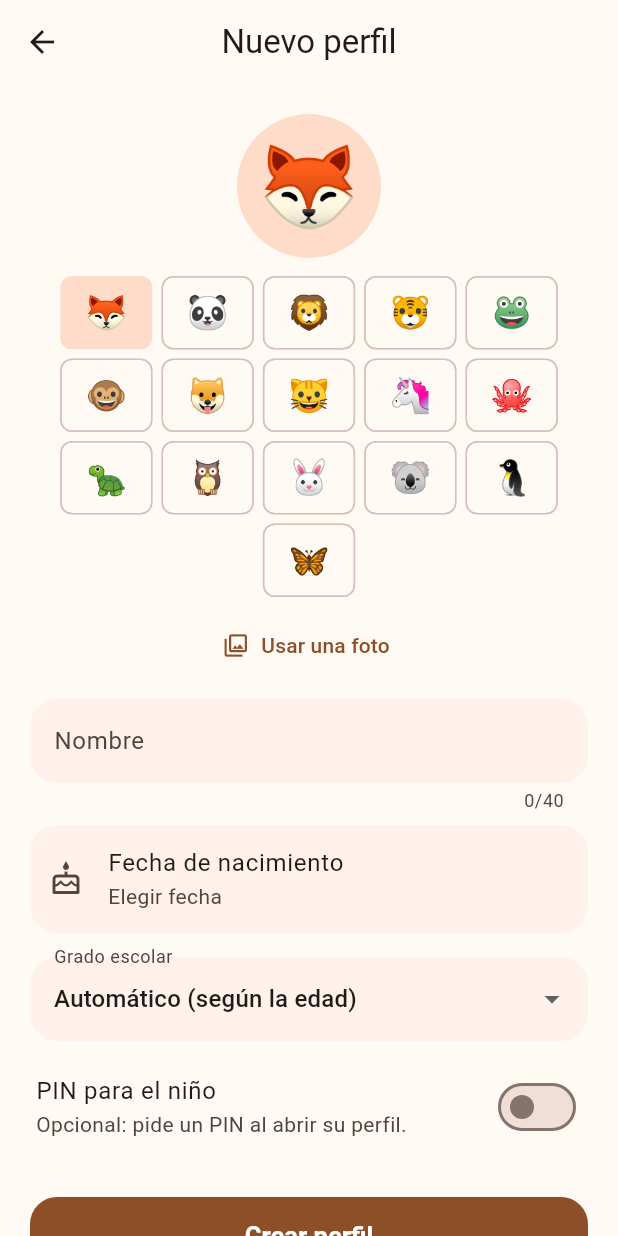
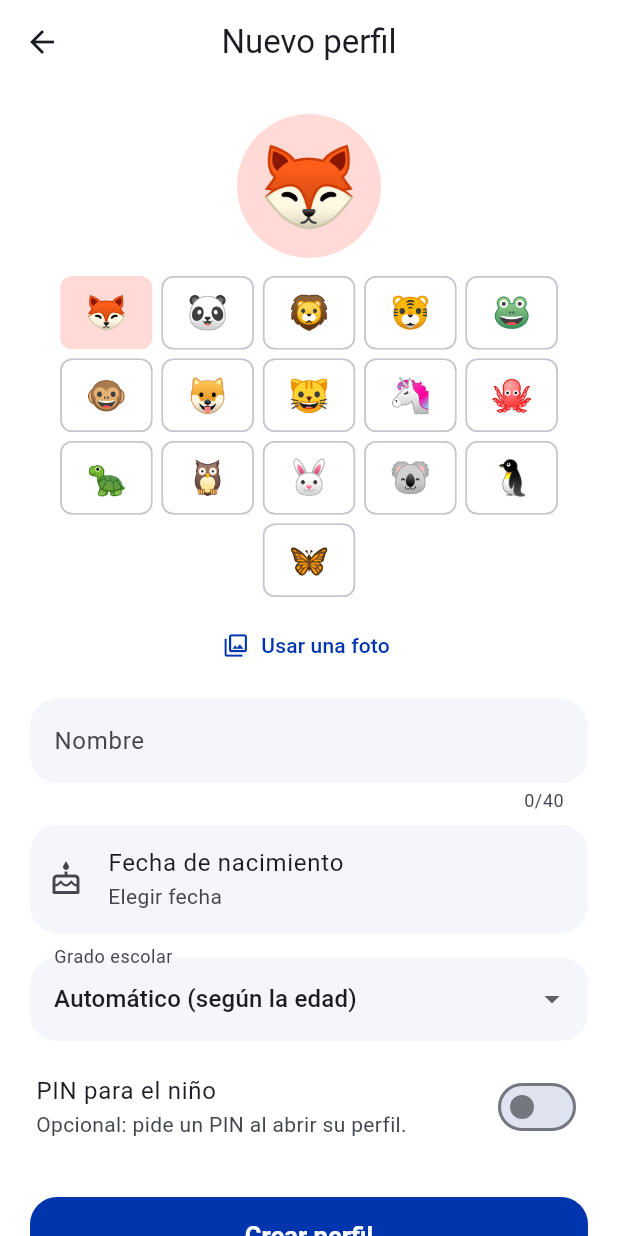
Before and after one commit to atomwhyred/inocencia, a Flutter app: the AdminPage screen opened by its route, after a tap on "Nuevo perfil", on a phone screen of 412 x 824 dp. Run offline on Flutter 3.47's test engine with Material 3 defaults, Android fonts, the phone set to English and light mode, and no system bars; our stand-ins replace drift, equatable, flutter_local_notifications, flutter_riverpod, go_router, image_picker and 1 more; missing offline and left inert: android_alarm_manager_plus, sqlite3; accounts and stored records are empty; generated files the repository leaves out were written again.

Commit message:
Tema de marca (azul, rojo, blanco) con modo oscuro y selector en el panel
- Paleta #0035AD / #DC241F / #FFFFFF; modo oscuro con fondo #272757.
- En oscuro el azul y el rojo van como contenedores y el texto/botones usan
  tonos claros para cumplir contraste AA (verificado con pruebas).
- Pestana Apariencia en la zona de padres: seguir el dispositivo, claro u oscuro,
  con vista previa; la eleccion se guarda.
- 83 pruebas.

Co-Authored-By: Claude Sonnet 5.5 <noreply@anthropic.com>

```diff
--- a/lib/app.dart
+++ b/lib/app.dart
@@ -8,6 +8,7 @@ import 'core/constants.dart';
 import 'core/di/providers.dart';
 import 'core/router/app_router.dart';
 import 'core/theme/app_theme.dart';
+import 'core/theme/theme_mode_controller.dart';
 import 'features/auth/application/session.dart';
 import 'features/notifications/application/reminder_controller.dart';
 
@@ -61,6 +62,8 @@ class _InocenciaAppState extends ConsumerState<InocenciaApp>
       title: appName,
       debugShowCheckedModeBanner: false,
       theme: AppTheme.light(),
+      darkTheme: AppTheme.dark(),
+      themeMode: ref.watch(themeModeProvider),
       routerConfig: ref.watch(routerProvider),
       locale: const Locale('es'),
       supportedLocales: const [Locale('es')],
--- a/lib/core/theme/app_theme.dart
+++ b/lib/core/theme/app_theme.dart
@@ -1,16 +1,95 @@
 import 'package:flutter/material.dart';
 
-/// Tema calido y amigable para ninos: colores suaves, esquinas redondeadas y
-/// objetivos tactiles grandes.
+/// Paleta de inocencIA.
+class AppColors {
+  static const blue = Color(0xFF0035AD);
+  static const red = Color(0xFFDC241F);
+  static const white = Color(0xFFFFFFFF);
+
+  /// Fondo del modo oscuro.
+  static const night = Color(0xFF272757);
+}
+
+/// Temas claro y oscuro: esquinas redondeadas y objetivos tactiles grandes para
+/// ninos. Los esquemas se definen a mano para respetar los colores de marca.
 class AppTheme {
-  static const _seed = Color(0xFFFF8A3D);
+  /// Modo claro: base blanca, azul como color principal y rojo de acento.
+  static const lightScheme = ColorScheme(
+    brightness: Brightness.light,
+    primary: AppColors.blue,
+    onPrimary: AppColors.white,
+    primaryContainer: Color(0xFFDCE4FF),
+    onPrimaryContainer: Color(0xFF001551),
+    secondary: AppColors.red,
+    onSecondary: AppColors.white,
+    secondaryContainer: Color(0xFFFFDAD6),
+    onSecondaryContainer: Color(0xFF410002),
+    tertiary: Color(0xFF3F5FB8),
+    onTertiary: AppColors.white,
+    tertiaryContainer: Color(0xFFDCE4FF),
+    onTertiaryContainer: Color(0xFF00164F),
+    error: Color(0xFFBA1A1A),
+    onError: AppColors.white,
+    errorContainer: Color(0xFFFFDAD6),
+    onErrorContainer: Color(0xFF410002),
+    surface: AppColors.white,
+    onSurface: Color(0xFF1B1B23),
+    onSurfaceVariant: Color(0xFF44464F),
+    surfaceContainerLowest: AppColors.white,
+    surfaceContainerLow: Color(0xFFF4F6FB),
+    surfaceContainer: Color(0xFFEDF0F8),
+    surfaceContainerHigh: Color(0xFFE6EAF4),
+    surfaceContainerHighest: Color(0xFFDFE4F0),
+    outline: Color(0xFF757780),
+    outlineVariant: Color(0xFFC5C6D0),
+    shadow: Color(0xFF000000),
+    scrim: Color(0xFF000000),
+    inverseSurface: Color(0xFF303038),
+    onInverseSurface: Color(0xFFF1F0FA),
+    inversePrimary: Color(0xFFB6C4FF),
+  );
 
-  static ThemeData light() {
-    final scheme = ColorScheme.fromSeed(
-      seedColor: _seed,
-      brightness: Brightness.light,
-      surface: const Color(0xFFFFFAF3),
-    );
+  /// Modo oscuro: fondo #272757. El azul y el rojo de marca quedan como
+  /// contenedores; el texto y los botones usan tonos mas claros para que se lean.
+  static const darkScheme = ColorScheme(
+    brightness: Brightness.dark,
+    primary: Color(0xFFB6C4FF),
+    onPrimary: Color(0xFF002A78),
+    primaryContainer: AppColors.blue,
+    onPrimaryContainer: AppColors.white,
+    secondary: Color(0xFFFFB3AD),
+    onSecondary: Color(0xFF680008),
+    secondaryContainer: AppColors.red,
+    onSecondaryContainer: AppColors.white,
+    tertiary: Color(0xFFB6C4FF),
+    onTertiary: Color(0xFF002A78),
+    tertiaryContainer: Color(0xFF3D3D80),
+    onTertiaryContainer: Color(0xFFDCE1FF),
+    error: Color(0xFFFFB4AB),
+    onError: Color(0xFF690005),
+    errorContainer: Color(0xFF93000A),
+    onErrorContainer: Color(0xFFFFDAD6),
+    surface: AppColors.night,
+    onSurface: Color(0xFFE4E1F0),
+    onSurfaceVariant: Color(0xFFC8C5D8),
+    surfaceContainerLowest: Color(0xFF1E1E45),
+    surfaceContainerLow: Color(0xFF2D2D61),
+    surfaceContainer: Color(0xFF32326A),
+    surfaceContainerHigh: Color(0xFF3A3A74),
+    surfaceContainerHighest: Color(0xFF43437E),
+    outline: Color(0xFF928FA3),
+    outlineVariant: Color(0xFF4A4A80),
+    shadow: Color(0xFF000000),
+    scrim: Color(0xFF000000),
+    inverseSurface: Color(0xFFE4E1F0),
+    onInverseSurface: Color(0xFF303038),
+    inversePrimary: AppColors.blue,
+  );
+
+  static ThemeData light() => _build(lightScheme);
+  static ThemeData dark() => _build(darkScheme);
+
+  static ThemeData _build(ColorScheme scheme) {
     return ThemeData(
       useMaterial3: true,
       colorScheme: scheme,
@@ -48,6 +127,10 @@ class AppTheme {
           borderSide: BorderSide.none,
         ),
       ),
+      navigationBarTheme: NavigationBarThemeData(
+        backgroundColor: scheme.surfaceContainer,
+        indicatorColor: scheme.primaryContainer,
+      ),
     );
   }
 }
--- a/lib/features/admin/presentation/admin_page.dart
+++ b/lib/features/admin/presentation/admin_page.dart
@@ -7,6 +7,7 @@ import '../../../core/responsive/max_content_width.dart';
 import '../../../core/responsive/window_size_class.dart';
 import '../../../core/utils/school_grade_calculator.dart';
 import '../../auth/application/session.dart';
+import '../../appearance/presentation/appearance_section.dart';
 import '../../external_data/presentation/files_section.dart';
 import '../../notifications/presentation/reminders_section.dart';
 import '../../profiles/presentation/avatar_view.dart';
@@ -27,6 +28,7 @@ class _AdminPageState extends ConsumerState<AdminPage> {
     (icon: Icons.child_care_rounded, label: 'Perfiles'),
     (icon: Icons.folder_open_rounded, label: 'Archivos'),
     (icon: Icons.notifications_active_outlined, label: 'Avisos'),
+    (icon: Icons.palette_outlined, label: 'Apariencia'),
   ];
 
   void _exit() {
@@ -40,7 +42,8 @@ class _AdminPageState extends ConsumerState<AdminPage> {
     final content = switch (_section) {
       0 => const _ProfilesSection(),
       1 => const MaxContentWidth(maxWidth: 720, child: FilesSection()),
-      _ => const MaxContentWidth(maxWidth: 720, child: RemindersSection()),
+      2 => const MaxContentWidth(maxWidth: 720, child: RemindersSection()),
+      _ => const MaxContentWidth(maxWidth: 720, child: AppearanceSection()),
     };
 
     return Scaffold(
```
Also changed, not shown: lib/core/theme/theme_mode_controller.dart (added, +24 -0 lines), lib/features/appearance/presentation/appearance_section.dart (added, +153 -0 lines), 1 other file.
